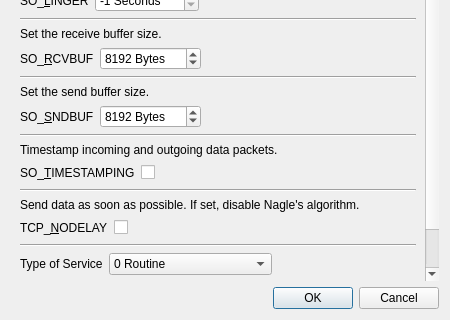
Old version of the form branches/trunk/UI/spot-on-socket-options.ui in the repository textbrowser/spot-on; both pictures show x 0 to 450 and y 280 to 600 of the 450 by 600 pixel window.
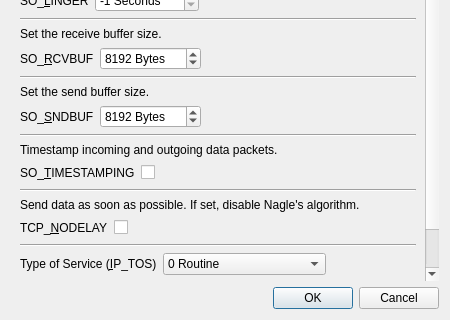
New version of the form. Icons and pictures are not drawn.

Diff of the .ui file:
```diff
--- a/branches/trunk/UI/spot-on-socket-options.ui
+++ b/branches/trunk/UI/spot-on-socket-options.ui
@@ -37,7 +37,7 @@
       <property name="geometry">
        <rect>
         <x>0</x>
-        <y>0</y>
+        <y>-186</y>
         <width>417</width>
         <height>710</height>
        </rect>
@@ -381,7 +381,7 @@
          <item>
           <widget class="QLabel" name="label_13">
            <property name="text">
-            <string>Type of Service</string>
+            <string>Type of Service (&amp;IP_TOS)</string>
            </property>
            <property name="buddy">
             <cstring>so_sndbuf</cstring>
```
Left out of the diff: 4 changed lines with no effect on the pictures.
